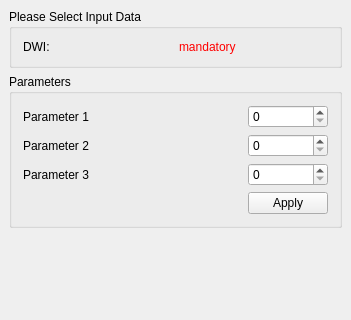
Qt form Plugins/org.mitk.gui.qt.diffusionimaging/src/internal/QmitkDenoisingViewControls.ui (MITK/MITK) before a commit; both pictures show x 0 to 351 and y 0 to 320 of the 351 by 734 pixel window.
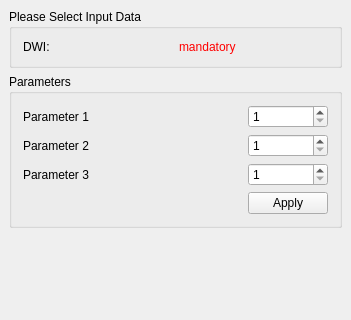
The same form after that commit.

Commit message: Connected filter with view, implemented filter mathematics.

What changed in the file:
```diff
--- a/Plugins/org.mitk.gui.qt.diffusionimaging/src/internal/QmitkDenoisingViewControls.ui
+++ b/Plugins/org.mitk.gui.qt.diffusionimaging/src/internal/QmitkDenoisingViewControls.ui
@@ -109,13 +109,25 @@
        </widget>
       </item>
       <item row="0" column="1">
-       <widget class="QSpinBox" name="m_Parameter1"/>
+       <widget class="QSpinBox" name="m_Parameter1">
+        <property name="minimum">
+         <number>1</number>
+        </property>
+       </widget>
       </item>
       <item row="1" column="1">
-       <widget class="QSpinBox" name="m_Parameter2"/>
+       <widget class="QSpinBox" name="m_Parameter2">
+        <property name="minimum">
+         <number>1</number>
+        </property>
+       </widget>
       </item>
       <item row="2" column="1">
-       <widget class="QSpinBox" name="m_Parameter3"/>
+       <widget class="QSpinBox" name="m_Parameter3">
+        <property name="minimum">
+         <number>1</number>
+        </property>
+       </widget>
       </item>
      </layout>
     </widget>
```
The commit also changes 3 other files.
